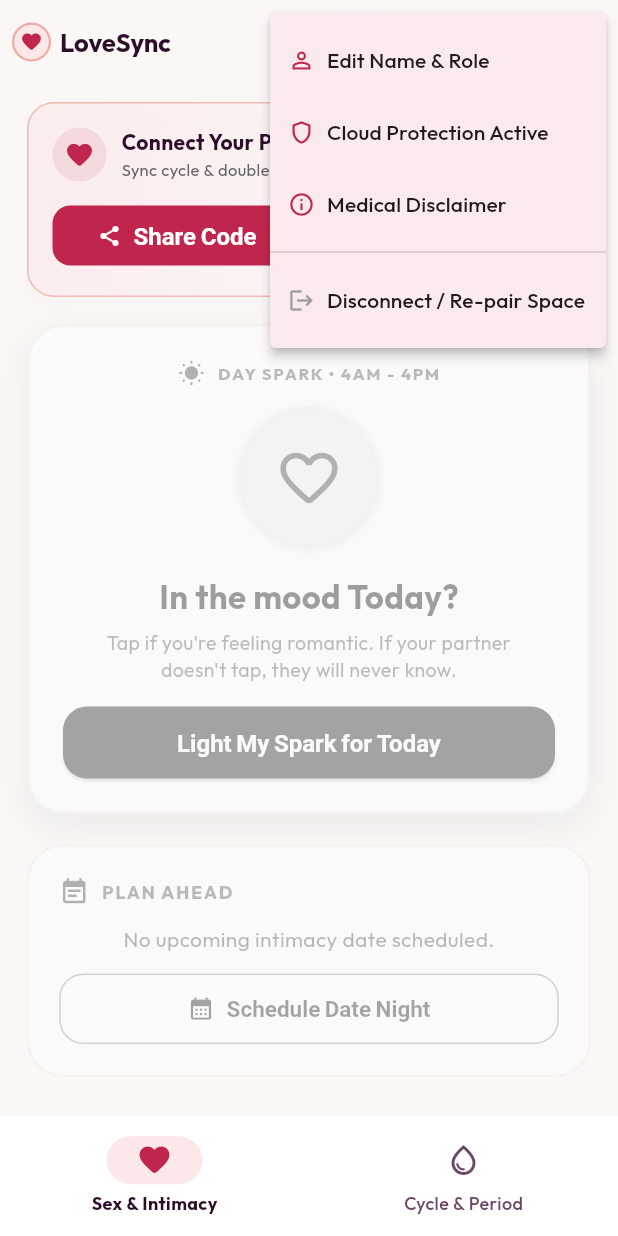
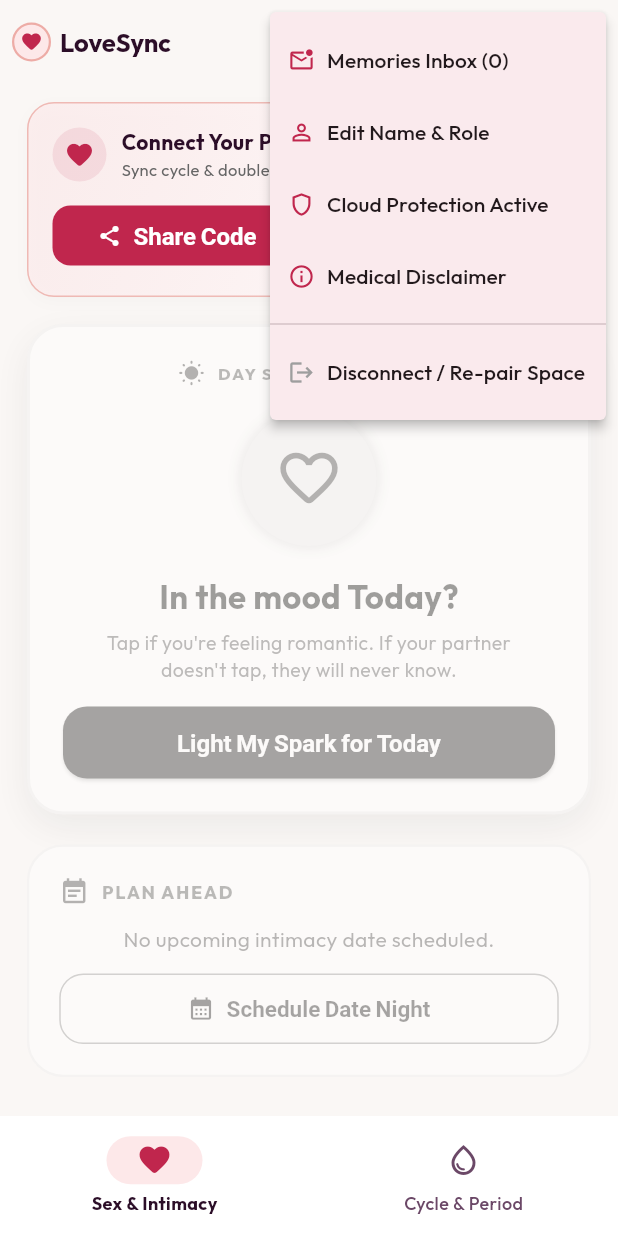
Before and after one commit to EiDHindY/LoveSync, a Flutter app: the DashboardScreen screen opened directly, after a tap on the "more vert" icon, on a phone screen of 412 x 824 dp. Run offline on Flutter 3.47's test engine with Material 3 defaults, Android fonts, the phone set to English and light mode, and no system bars; our stand-ins replace confetti, flutter_local_notifications, flutter_riverpod, google_fonts, share_plus, shared_preferences and 2 more; accounts and stored records are empty; network calls fail.

Commit message:
feat: turn off spark on both users, auto-sync memories history inbox

```diff
--- a/lib/core/providers/app_providers.dart
+++ b/lib/core/providers/app_providers.dart
@@ -3,6 +3,7 @@
 import 'package:love_app/core/services/couple_repository.dart';
 import 'package:love_app/features/cycle/domain/cycle_engine.dart';
 import 'package:love_app/features/cycle/domain/fertility_status.dart';
+import 'package:love_app/features/memories/domain/couple_memory.dart';
 import 'package:love_app/features/mood/domain/mood_status.dart';
 import 'package:love_app/features/scheduling/domain/scheduled_intimacy.dart';
 
@@ -30,3 +31,8 @@
   final repo = ref.watch(coupleRepositoryProvider);
   return repo.scheduledDates;
 });
+
+final coupleMemoriesProvider = Provider<List<CoupleMemory>>((ref) {
+  final repo = ref.watch(coupleRepositoryProvider);
+  return repo.memories;
+});
--- a/lib/features/dashboard/presentation/dashboard_screen.dart
+++ b/lib/features/dashboard/presentation/dashboard_screen.dart
@@ -17,6 +17,7 @@
 import 'package:love_app/features/scheduling/presentation/schedule_date_modal.dart';
 import 'package:love_app/features/scheduling/presentation/widgets/scheduled_date_card.dart';
 import 'package:love_app/features/onboarding/presentation/create_profile_screen.dart';
+import 'package:love_app/features/memories/presentation/memories_inbox_modal.dart';
 
 class DashboardScreen extends ConsumerStatefulWidget {
   const DashboardScreen({super.key});
@@ -120,6 +121,16 @@
           );
         },
       ),
+    );
+  }
+
+  void _openMemoriesModal(BuildContext context) {
+    final memories = ref.read(coupleMemoriesProvider);
+    showModalBottomSheet(
+      context: context,
+      isScrollControlled: true,
+      backgroundColor: Colors.transparent,
+      builder: (ctx) => MemoriesInboxModal(memories: memories),
     );
   }
 
@@ -295,9 +306,74 @@
                     SparkButton(
                       moodStatus: mood,
                       onToggle: () async {
-                        await ref.read(coupleRepositoryProvider.notifier).toggleMoodSignal();
+                        if (mood.isMatch) {
+                          await ref.read(coupleRepositoryProvider.notifier).turnOffSparkMatch();
+                        } else {
+                          await ref.read(coupleRepositoryProvider.notifier).toggleMoodSignal();
+                        }
                       },
                     ),
+
+                    if (ref.watch(coupleMemoriesProvider).isNotEmpty) ...[
+                      const SizedBox(height: 14),
+                      InkWell(
+                        onTap: () => _openMemoriesModal(context),
+                        borderRadius: BorderRadius.circular(16),
+                        child: Container(
+                          padding: const EdgeInsets.symmetric(horizontal: 14, vertical: 10),
+                          decoration: BoxDecoration(
+                            color: Colors.white,
+                            borderRadius: BorderRadius.circular(16),
+                            border: Border.all(color: AppTheme.roseGold.withValues(alpha: 0.4)),
+                            boxShadow: [
+                              BoxShadow(
+                                color: Colors.black.withValues(alpha: 0.02),
+                                blurRadius: 6,
+                                offset: const Offset(0, 2),
+                              ),
+                            ],
+                          ),
+                          child: Row(
+                            children: [
+                              Container(
+                                padding: const EdgeInsets.all(7),
+                                decoration: BoxDecoration(
+                                  color: AppTheme.crimson.withValues(alpha: 0.1),
+                                  shape: BoxShape.circle,
+                                ),
+                                child: const Icon(Icons.mark_email_unread_rounded, size: 16, color: AppTheme.crimson),
+                              ),
+                              const SizedBox(width: 10),
+                              Expanded(
+                                child: Column(
+                                  crossAxisAlignment: CrossAxisAlignment.start,
+                                  children: [
+                                    Text(
+                                      'Spark & Memory Inbox (${ref.watch(coupleMemoriesProvider).length})',
+                                      style: const TextStyle(
+                                        fontSize: 12,
+                                        fontWeight: FontWeight.bold,
+                                        color: AppTheme.plum,
+                                      ),
+                                    ),
+                                    Text(
+                                      ref.watch(coupleMemoriesProvider).first.title,
+                                      style: TextStyle(
+                                        fontSize: 11,
+                                        color: Colors.grey.shade600,
+                                      ),
+                                      maxLines: 1,
+                                      overflow: TextOverflow.ellipsis,
+                                    ),
+                                  ],
+                                ),
+                              ),
+                              const Icon(Icons.chevron_right_rounded, color: Colors.grey, size: 18),
+                            ],
+                          ),
+                        ),
+                      ),
+                    ],
 
                     const SizedBox(height: 20),
 
@@ -403,6 +479,7 @@
     final fertility = ref.watch(todayFertilityProvider);
     final mood = ref.watch(todayMoodStatusProvider);
     final scheduledDates = ref.watch(scheduledDatesProvider);
+    final memories = ref.watch(coupleMemoriesProvider);
     final nextDate = scheduledDates.isNotEmpty ? scheduledDates.first : null;
 
     if (repo.isPaired && repo.partnerName.isEmpty) {
@@ -447,6 +524,19 @@
           ],
         ),
         actions: [
+          IconButton(
+            tooltip: 'Memories & Spark Inbox',
+            icon: Badge(
+              isLabelVisible: memories.isNotEmpty,
+              label: Text(
+                '${memories.length}',
+                style: const TextStyle(fontSize: 10, fontWeight: FontWeight.bold),
+              ),
+              backgroundColor: AppTheme.crimson,
+              child: const Icon(Icons.mark_email_unread_outlined, color: AppTheme.plum, size: 22),
+            ),
+            onPressed: () => _openMemoriesModal(context),
+          ),
           if (repo.isPaired)
             InkWell(
               onTap: () => _openPartnerModal(context),
@@ -529,7 +619,9 @@
             padding: const EdgeInsets.only(right: 6),
             icon: const Icon(Icons.more_vert, color: AppTheme.plum),
             onSelected: (val) async {
-              if (val == 'partner_info') {
+              if (val == 'memories') {
+                _openMemoriesModal(context);
+              } else if (val == 'partner_info') {
                 _openPartnerModal(context);
               } else if (val == 'edit_profile') {
                 await ref.read(coupleRepositoryProvider.notifier).returnToProfileSetup();
@@ -550,6 +642,16 @@
               }
             },
             itemBuilder: (ctx) => [
+              PopupMenuItem(
+                value: 'memories',
+                child: Row(
+                  children: [
+                    const Icon(Icons.mark_email_unread_outlined, size: 18, color: AppTheme.crimson),
+                    const SizedBox(width: 8),
+                    Text('Memories Inbox (${memories.length})'),
+                  ],
+                ),
+              ),
               if (repo.isPaired)
                 PopupMenuItem(
                   value: 'partner_info',
--- /dev/null
+++ b/lib/features/memories/domain/couple_memory.dart
@@ -0,0 +1,49 @@
+class CoupleMemory {
+  final String id;
+  final String coupleId;
+  final String? createdBy;
+  final String type; // 'spark_match', 'spark_celebrated', 'date_night'
+  final String title;
+  final String description;
+  final String? windowKey;
+  final DateTime createdAt;
+
+  const CoupleMemory({
+    required this.id,
+    required this.coupleId,
+    this.createdBy,
+    required this.type,
+    required this.title,
+    required this.description,
+    this.windowKey,
+    required this.createdAt,
+  });
+
+  factory CoupleMemory.fromJson(Map<String, dynamic> json) {
+    return CoupleMemory(
+      id: json['id'] as String,
+      coupleId: json['couple_id'] as String? ?? '',
+      createdBy: json['created_by'] as String?,
+      type: json['type'] as String? ?? 'spark_match',
+      title: json['title'] as String? ?? 'Spark Memory',
+      description: json['description'] as String? ?? '',
+      windowKey: json['window_key'] as String?,
+      createdAt: json['created_at'] != null
+          ? DateTime.parse(json['created_at'] as String)
+          : DateTime.now(),
+    );
+  }
+
+  Map<String, dynamic> toJson() {
+    return {
+      'id': id,
+      'couple_id': coupleId,
+      'created_by': createdBy,
+      'type': type,
+      'title': title,
+      'description': description,
+      'window_key': windowKey,
+      'created_at': createdAt.toIso8601String(),
+    };
+  }
+}
```
Also changed, not shown: lib/core/services/couple_repository.dart (+172 -0 lines), lib/features/memories/presentation/memories_inbox_modal.dart (added, +269 -0 lines), 5 other files.
